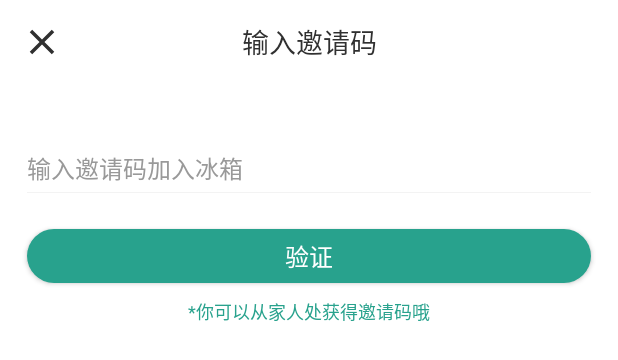
After one commit to Orange1997/RefrigeratorProject, an Android app: the layout activity_join.xml on its own in the app's theme, with its tools: preview values and no code run, on a phone screen of 412 x 824 dp. The commit adds this screen. Shown: the top 360 px of the screen. Run offline under Robolectric (Android 15) with nearby library versions, the phone set to English and light mode, and no system bars.

```diff
--- /dev/null
+++ b/app/src/main/res/layout/activity_join.xml
@@ -0,0 +1,67 @@
+<?xml version="1.0" encoding="utf-8"?>
+<LinearLayout xmlns:android="http://schemas.android.com/apk/res/android"
+              android:layout_width="match_parent"
+              android:layout_height="match_parent"
+              xmlns:app="http://schemas.android.com/apk/res-auto"
+              android:background="@color/white"
+              android:orientation="vertical">
+
+    <android.support.v7.widget.Toolbar
+        android:layout_width="match_parent"
+        android:layout_height="?actionBarSize"
+        app:navigationIcon="@drawable/ic_close">
+
+        <TextView
+            android:layout_width="wrap_content"
+            android:layout_height="match_parent"
+            android:text="@string/input_invite_code"
+            android:layout_gravity="center"
+            android:textColor="@color/tv_color_primary_title"
+            android:textSize="@dimen/text_18"
+            android:gravity="center_vertical"/>
+
+    </android.support.v7.widget.Toolbar>
+
+    <EditText
+        android:id="@+id/et_input"
+        android:layout_width="match_parent"
+        android:layout_height="@dimen/common_height"
+        android:hint="@string/hint_input_invite_code"
+        android:paddingTop="@dimen/margin_common"
+        android:layout_marginTop="@dimen/margin_big"
+        android:textColor="@color/tv_color_primary_title"
+        android:textColorHint="@color/tv_color_primary_hint"
+        android:layout_marginStart="@dimen/margin_18"
+        android:layout_marginEnd="@dimen/margin_18"
+        android:background="@null"
+        android:textSize="@dimen/text_16"/>
+
+    <View
+        style="@style/diver"
+        android:layout_marginStart="@dimen/margin_18"
+        android:layout_marginEnd="@dimen/margin_18"
+        android:background="@color/color_diver"/>
+
+    <Button
+        android:layout_width="match_parent"
+        android:layout_height="@dimen/big_height"
+        android:layout_marginRight="@dimen/margin_18"
+        android:layout_marginLeft="@dimen/margin_18"
+        android:layout_marginTop="@dimen/margin_big"
+        android:text="@string/confirm"
+        android:textSize="@dimen/text_16"
+        android:textColor="@color/white"
+        android:background="@drawable/shape_round_corner_with_green"/>
+
+    <TextView
+        android:layout_width="match_parent"
+        android:layout_height="wrap_content"
+        android:gravity="center_horizontal"
+        android:layout_marginRight="@dimen/margin_18"
+        android:layout_marginLeft="@dimen/margin_18"
+        android:layout_marginTop="@dimen/margin_small"
+        android:text="@string/invite_tip"
+        android:textSize="@dimen/text_12"
+        android:textColor="@color/colorAccent"/>
+
+</LinearLayout>
--- a/app/src/main/res/values/strings.xml
+++ b/app/src/main/res/values/strings.xml
@@ -27,6 +27,10 @@
 
     <string name="create_refrigerator">创建</string>
     <string name="join_refrigerator">加入</string>
+    <string name="input_invite_code">输入邀请码</string>
+    <string name="confirm">验证</string>
+    <string name="invite_tip">*你可以从家人处获得邀请码哦</string>
+    <string name="hint_input_invite_code">输入邀请码加入冰箱</string>
     <string name="hint_create_refrigerator">您还未添加过冰箱，请选择创建或加入冰箱吧</string>
     <string name="hint_invite">邀请家人一起来管理冰箱吧~</string>
     <string name="hint_to_invite">去邀请</string>
```
